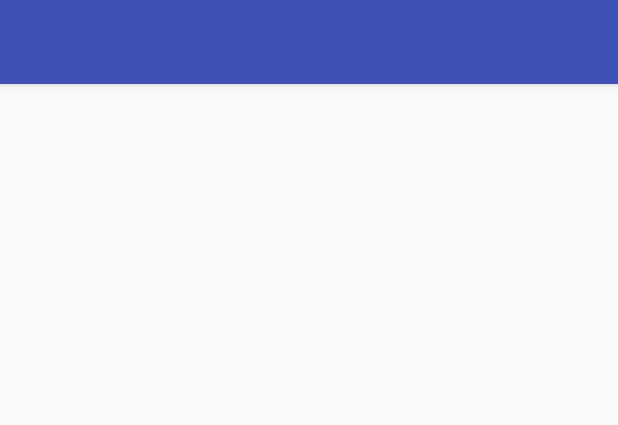
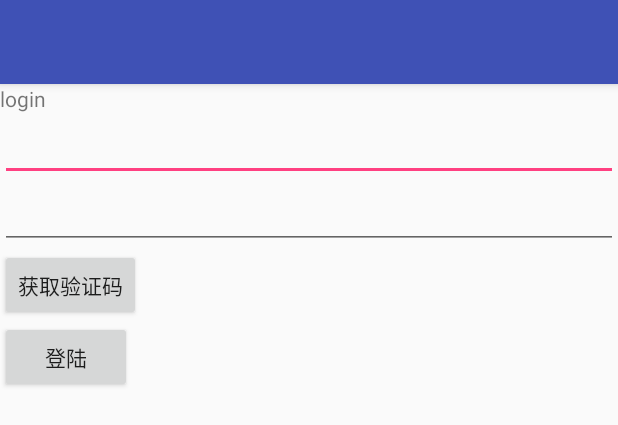
Before and after one commit to atuiiiii/xxt, an Android app: the layout activity_login_register.xml on its own in the app's theme, with its tools: preview values and no code run, on a phone screen of 412 x 824 dp. Shown: the top 425 px of the screen. Run offline under Robolectric (Android 15) with nearby library versions, the phone set to English and light mode, and no system bars.

```diff
--- a/app/src/main/res/layout/content_login_register.xml
+++ b/app/src/main/res/layout/content_login_register.xml
@@ -7,11 +7,32 @@
     app:layout_behavior="@string/appbar_scrolling_view_behavior"
     tools:context="bid.xiaocha.xxt.ui.LoginRegisterActivity"
     tools:showIn="@layout/activity_login_register">
-    <FrameLayout
+    <LinearLayout
         android:layout_width="match_parent"
-        android:id="@+id/ly_content"
-        android:layout_height="match_parent">
-
-    </FrameLayout>
-
+        android:layout_height="match_parent"
+        android:orientation="vertical">
+    <TextView
+        android:layout_width="wrap_content"
+        android:layout_height="wrap_content"
+        android:text="login" />
+    <EditText
+        android:layout_width="match_parent"
+        android:layout_height="wrap_content"
+        android:id="@+id/edt_user_id"
+        />
+    <EditText
+        android:layout_width="match_parent"
+        android:id="@+id/edt_verification_code"
+        android:layout_height="wrap_content" />
+    <Button
+        android:layout_width="wrap_content"
+        android:layout_height="wrap_content"
+        android:text="获取验证码"
+        android:id="@+id/btn_get_verification_code"/>
+    <Button
+        android:layout_width="wrap_content"
+        android:layout_height="wrap_content"
+        android:text="登陆"
+        android:id="@+id/btn_login"/>
+    </LinearLayout>
 </LinearLayout>
```
Also changed, not shown: app/src/main/java/bid/xiaocha/xxt/ui/LoginRegisterActivity.java (+84 -12 lines).
